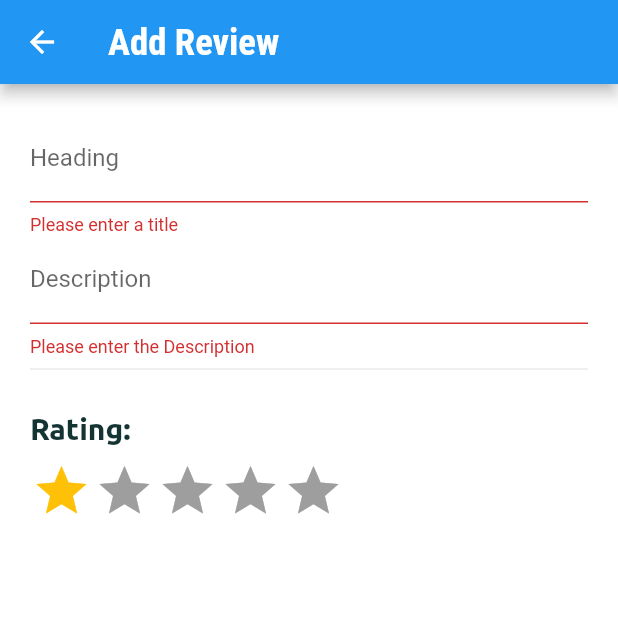
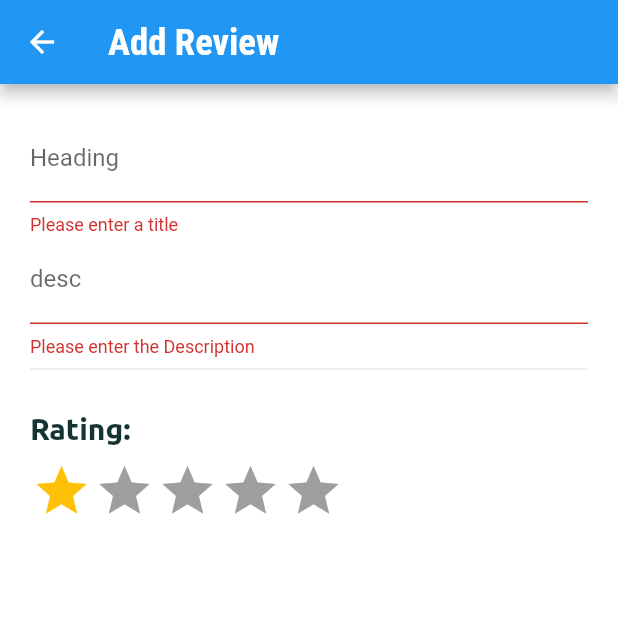
Before and after one commit to DeepeshDragoneel/EMartingApp_Flutter, a Flutter app: the AddReviewScreen screen opened directly with empty values, after a tap on "Submit", on a phone screen of 412 x 824 dp, the top half of it. Run offline on Flutter 3.47's test engine with Material 2 defaults, Android fonts, the phone set to English and light mode, and no system bars; drawn by our look-alikes of flutter_rating_bar; our stand-ins replace flutter_spinkit, image_picker, percent_indicator, shared_preferences, skeletons; missing offline and left inert: dart:ffi, flutter_config; accounts and stored records are empty.

Commit message:
Added post reviews

```diff
--- a/lib/screens/addReviewScreen.dart
+++ b/lib/screens/addReviewScreen.dart
@@ -1,4 +1,5 @@
 import 'package:emarting/Providers/auth.dart';
+import 'package:emarting/Providers/comments.dart';
 import 'package:flutter/material.dart';
 import 'package:flutter_rating_bar/flutter_rating_bar.dart';
 import 'package:provider/provider.dart';
@@ -16,8 +17,8 @@ class _AddReviewScreenState extends State<AddReviewScreen> {
   String productId = '';
 
   var _initValues = {
-    'title': '',
-    'description': '',
+    'heading': '',
+    'desc': '',
     'rating': '',
   };
 
@@ -27,8 +28,8 @@ class _AddReviewScreenState extends State<AddReviewScreen> {
       productId = ModalRoute.of(context)!.settings.arguments as String;
       if (productId != null) {
         _initValues = {
-          'title': '',
-          'description': '',
+          'heading': '',
+          'desc': '',
           'rating': '1',
           'productId': productId,
           'userId': Provider.of<Auth>(context, listen: false).userId,
@@ -45,14 +46,11 @@ class _AddReviewScreenState extends State<AddReviewScreen> {
       return;
     }
     _form.currentState!.save();
-    // _initValues = {
-    //   'title': _initValues['title'] as String,
-    //   'description': _initValues['description'] as String,
-    //   'rating': _initValues['rating'] as String,
-    //   'productId': '1',
-    //   'userId': Provider.of<Auth>(context, listen: false).userId,
-    // };
-    print(_initValues);
+    // print(_initValues);
+    // _initValues['userId'] =
+    //     await Provider.of<Auth>(context, listen: false).getUerData();
+    await Provider.of<Comments>(context, listen: false)
+        .postComments(_initValues);
     // Navigator.of(context).pop();
   }
 
@@ -70,13 +68,13 @@ class _AddReviewScreenState extends State<AddReviewScreen> {
                 padding: EdgeInsets.all(20),
                 children: <Widget>[
                   TextFormField(
-                    initialValue: _initValues['title'],
+                    initialValue: _initValues['heading'],
                     decoration: InputDecoration(
                       labelText: 'Heading',
                     ),
                     textInputAction: TextInputAction.next,
                     onSaved: (value) {
-                      _initValues['title'] = value as String;
+                      _initValues['heading'] = value as String;
                     },
                     validator: (value) {
                       if (value!.isEmpty) {
@@ -88,13 +86,13 @@ class _AddReviewScreenState extends State<AddReviewScreen> {
                     },
                   ),
                   TextFormField(
-                    initialValue: _initValues['description'],
+                    initialValue: _initValues['desc'],
                     decoration: InputDecoration(
-                      labelText: 'Description',
+                      labelText: 'desc',
                     ),
                     textInputAction: TextInputAction.next,
                     onSaved: (value) {
-                      _initValues['description'] = value as String;
+                      _initValues['desc'] = value as String;
                     },
                     validator: (value) {
                       if (value!.isEmpty) {
```
Also changed, not shown: lib/Providers/auth.dart (+18 -0 lines), lib/Providers/comments.dart (+28 -4 lines).
